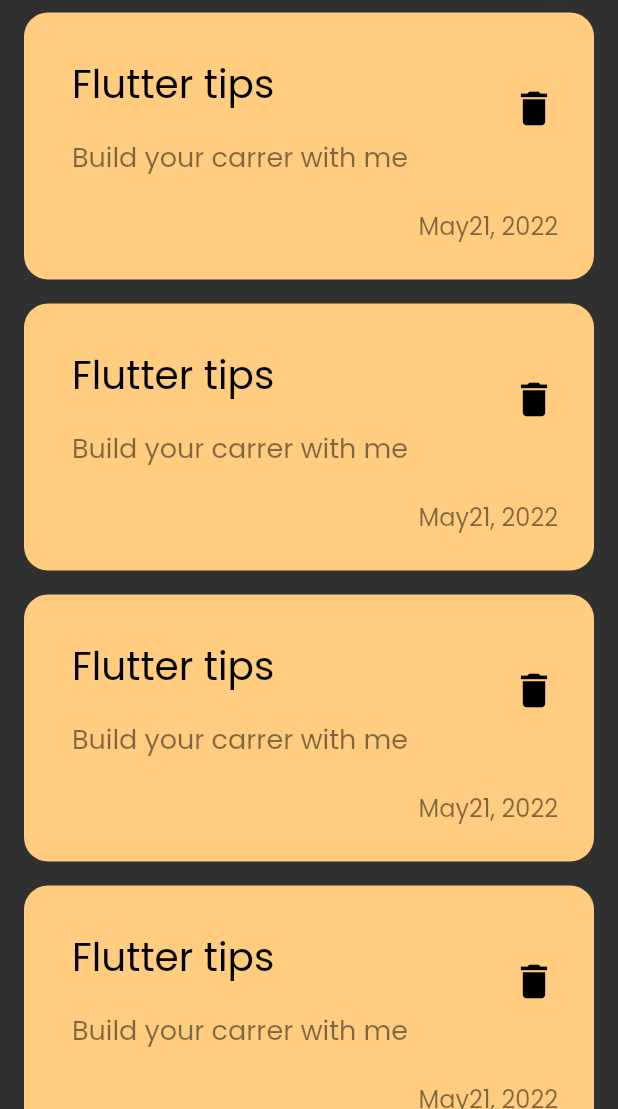
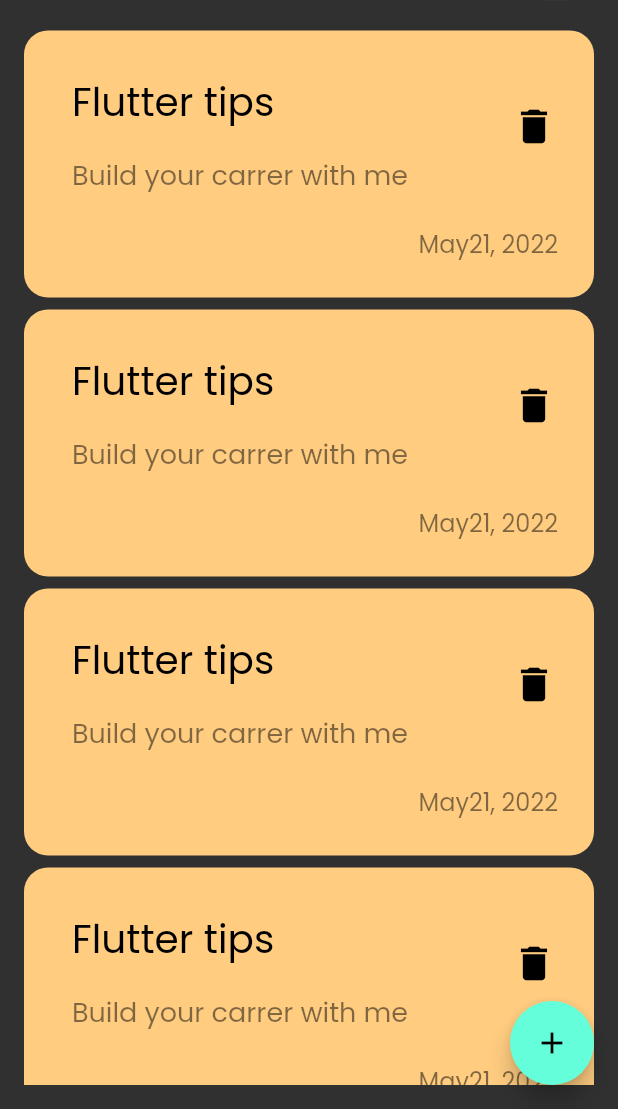
Before and after one commit to Romana9/Notes_app, a Flutter app: the screen it shows after launch, on a phone screen of 412 x 824 dp, the part 127-1236 px from its top. Run offline on Flutter 3.47's test engine with Material 2 defaults, Android fonts, the phone set to English and light mode, and no system bars.

```diff
--- /dev/null
+++ b/lib/constants.dart
@@ -0,0 +1,3 @@
+import 'package:flutter/animation.dart';
+
+const kPrimaryColor = Color(0xff62FCD7);
--- a/lib/views/notes_view.dart
+++ b/lib/views/notes_view.dart
@@ -1,4 +1,5 @@
 import 'package:flutter/material.dart';
+import 'widgets/note_bottom_sheet.dart';
 import 'widgets/notes_view_body.dart';
 
 class NotesView extends StatelessWidget {
@@ -6,8 +7,20 @@ class NotesView extends StatelessWidget {
 
   @override
   Widget build(BuildContext context) {
-    return const Scaffold(
-      body: NotesViewBody(),
+    return Scaffold(
+      floatingActionButton: FloatingActionButton(
+        onPressed: () {
+          showModalBottomSheet(
+              shape: RoundedRectangleBorder(
+                  borderRadius: BorderRadius.circular(16)),
+              context: context,
+              builder: (context) {
+                return const AddNoteBottomSheet();
+              });
+        },
+        child: const Icon(Icons.add),
+      ),
+      body: const NotesViewBody(),
     );
   }
 }
--- a/lib/views/widgets/notes_view_body.dart
+++ b/lib/views/widgets/notes_view_body.dart
@@ -14,12 +14,17 @@ class NotesViewBody extends StatelessWidget {
           const SizedBox(height: 35),
           const CustomAppBar(),
           Expanded(
-            child: ListView.builder(itemBuilder: (context, index) {
-              return const Padding(
-                padding: EdgeInsets.symmetric(vertical: 8),
-                child: NoteItem(),
-              );
-            }),
+            child: Padding(
+              padding: const EdgeInsets.symmetric(vertical: 16),
+              child: ListView.builder(
+                  padding: EdgeInsets.zero,
+                  itemBuilder: (context, index) {
+                    return const Padding(
+                      padding: EdgeInsets.symmetric(vertical: 4),
+                      child: NoteItem(),
+                    );
+                  }),
+            ),
           )
         ],
       ),
```
Also changed, not shown: lib/views/widgets/custom_text_field.dart (added, +23 -0 lines), lib/views/widgets/note_bottom_sheet.dart (added, +21 -0 lines).
